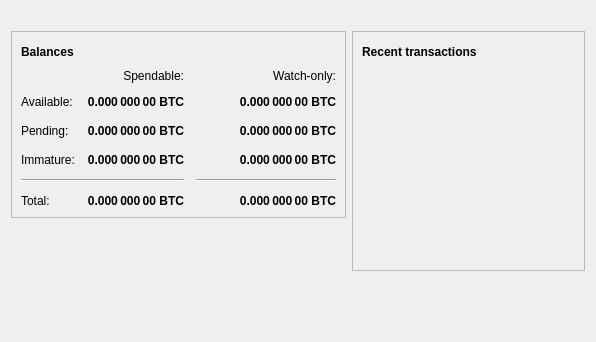
First picture: the form in src/qt/forms/overviewpage.ui, repository cryptoinhero/bitconnect, before the edit.
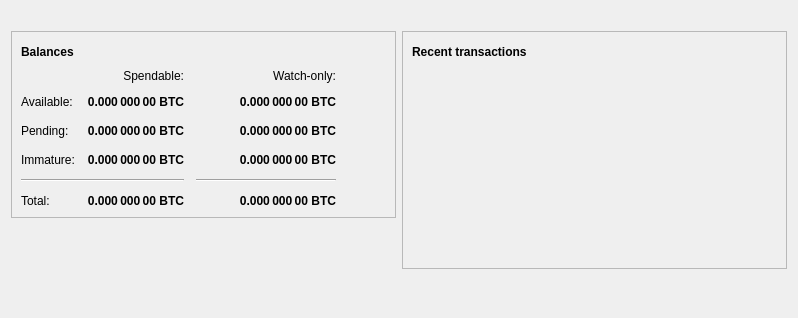
Second picture: the form after the edit. Icons and pictures are not drawn.

The edit to the form file:
```diff
--- a/src/qt/forms/overviewpage.ui
+++ b/src/qt/forms/overviewpage.ui
@@ -6,8 +6,8 @@
    <rect>
     <x>0</x>
     <y>0</y>
-    <width>596</width>
-    <height>342</height>
+    <width>798</width>
+    <height>318</height>
    </rect>
   </property>
   <property name="windowTitle">
```
Left out of the diff: 6 changed lines with no effect on the pictures.
